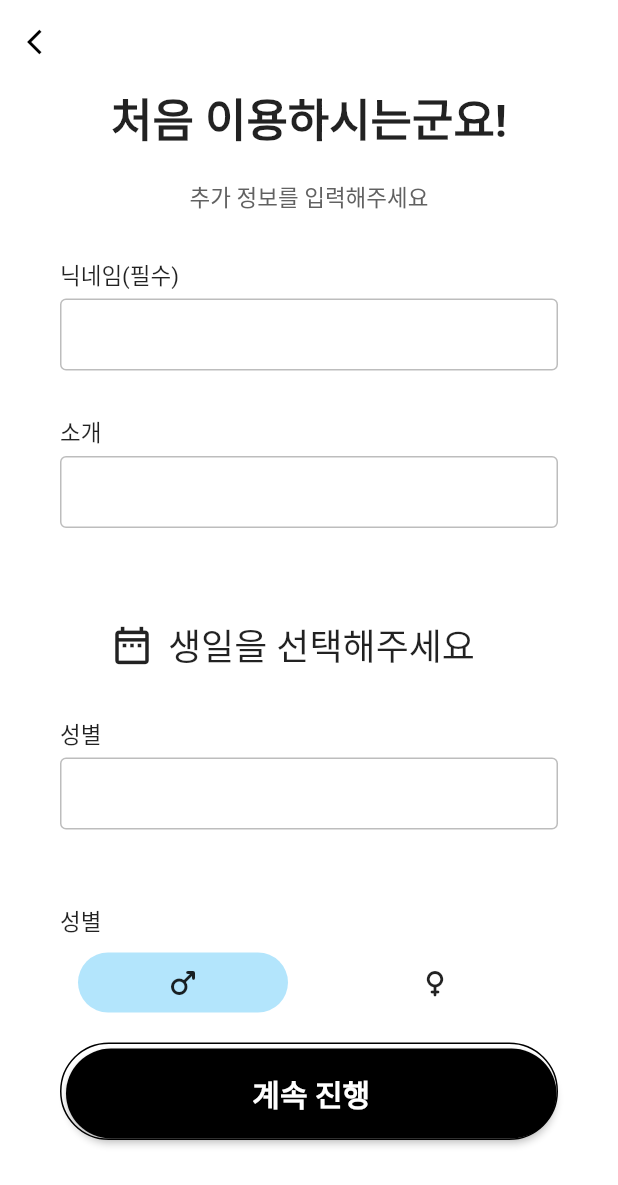
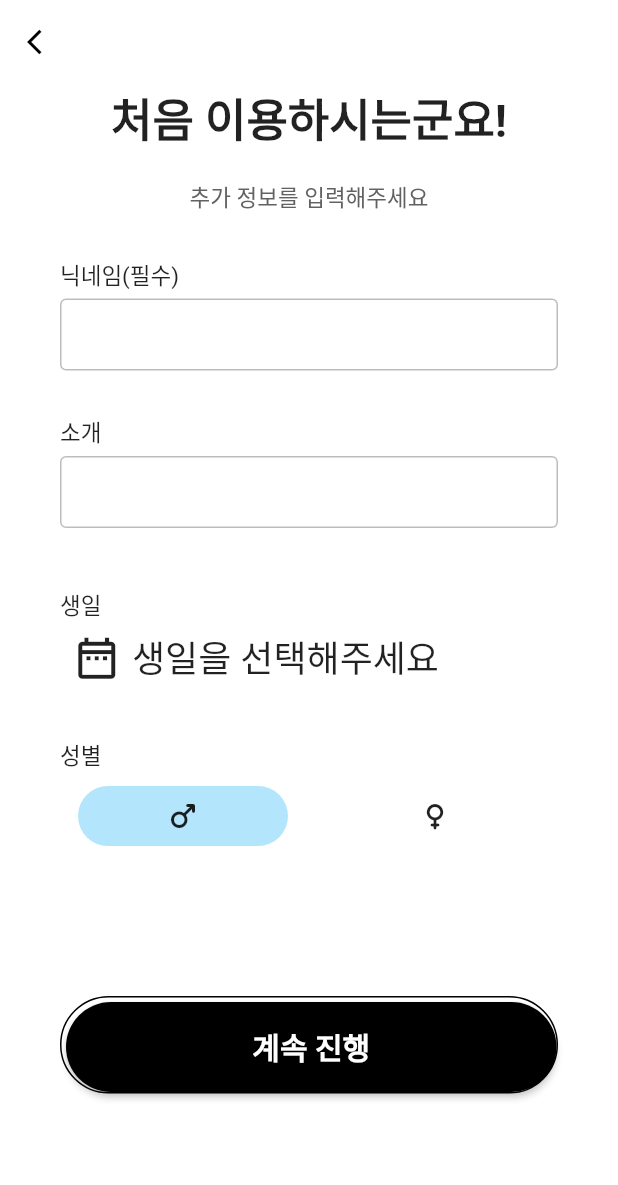
Before and after one commit to skay138/digginfront, a Flutter app: the SingUp screen opened directly, on a phone screen of 412 x 824 dp. Shown: the top 1185 px of the screen. Run offline on Flutter 3.47's test engine with Material 2 defaults, Android fonts, the phone set to English and light mode, and no system bars; our stand-ins replace firebase_auth, firebase_core, font_awesome_flutter, google_sign_in, youtube_player_flutter; accounts and stored records are empty; network calls fail.

Commit message:
datepicker and genderpicker update

```diff
--- a/lib/screens/signUpPage.dart
+++ b/lib/screens/signUpPage.dart
@@ -74,7 +74,6 @@ class SingUp extends StatelessWidget {
                           makeInput(label: "닉네임(필수)"),
                           makeInput(label: "소개"),
                           const DatePicker(),
-                          makeInput(label: "성별"),
                           const GenderPicker(),
                         ],
                       ),
--- a/lib/widgets/date_picker.dart
+++ b/lib/widgets/date_picker.dart
@@ -13,19 +13,30 @@ class _DatePickerState extends State<DatePicker> {
   @override
   Widget build(BuildContext context) {
     return Container(
-      padding: const EdgeInsets.all(24.0),
-      child: Row(
+      padding: const EdgeInsets.symmetric(
+        vertical: 10,
+      ),
+      child: Column(
+        crossAxisAlignment: CrossAxisAlignment.start,
+        children: [
+          const Text(
+            '생일',
+            style: TextStyle(fontSize: 15),
+          ),
+          Row(
             children: <Widget>[
               IconButton(
                 icon: const Icon(
                   Icons.date_range_outlined,
-              size: 30,
+                  size: 33,
                 ),
                 onPressed: () => _selectDate(context),
               ),
               Text(
                 _selectedDate,
                 style: const TextStyle(fontSize: 24),
+              ),
+            ],
           ),
         ],
       ),
@@ -49,7 +60,7 @@ class _DatePickerState extends State<DatePicker> {
         });
     if (selected != null) {
       setState(() {
-        _selectedDate = (DateFormat.yMMMd()).format(selected);
+        _selectedDate = (DateFormat('y년 M월 d일')).format(selected);
       });
     }
   }
--- a/lib/widgets/gender_picker.dart
+++ b/lib/widgets/gender_picker.dart
@@ -48,6 +48,7 @@ class _GenderPickerState extends State<GenderPicker> {
               ),
             ],
           ),
+          const SizedBox(height: 80),
         ],
       ),
     );
--- a/pubspec.yaml
+++ b/pubspec.yaml
@@ -31,11 +31,14 @@ environment:
 dependencies:
   flutter:
     sdk: flutter
+  flutter_localizations:
+    sdk: flutter
   flutter_circular_text: "^0.3.1"
 
   firebase_auth: ^4.2.5
   google_sign_in: ^5.4.4
   http: ^0.13.5
+  #sign in page
   intl: ^0.17.0
 
   #Google icon
```
Also changed, not shown: lib/main.dart (+11 -3 lines), pubspec.lock. Lines whose indentation alone changed are shown as unchanged.
